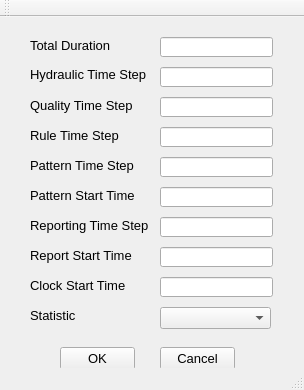
Old version of the form src/ui/EPANET/frmTimesOptions.ui in the repository USEPA/SWMM-EPANET_User_Interface.
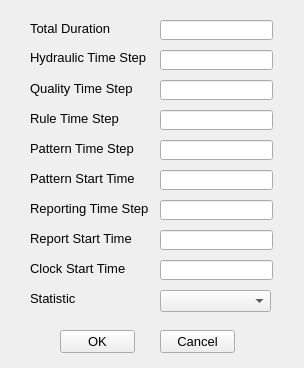
New version of the form.

Commit message: touched up all options forms, first cut at populating forms from object

```diff
--- a/src/ui/EPANET/frmTimesOptions.ui
+++ b/src/ui/EPANET/frmTimesOptions.ui
@@ -7,7 +7,7 @@
     <x>0</x>
     <y>0</y>
     <width>304</width>
-    <height>390</height>
+    <height>368</height>
    </rect>
   </property>
   <property name="font">
@@ -281,15 +281,6 @@
     </property>
    </widget>
   </widget>
-  <widget class="QToolBar" name="mainToolBar">
-   <attribute name="toolBarArea">
-    <enum>TopToolBarArea</enum>
-   </attribute>
-   <attribute name="toolBarBreak">
-    <bool>false</bool>
-   </attribute>
-  </widget>
-  <widget class="QStatusBar" name="statusBar"/>
  </widget>
  <layoutdefault spacing="6" margin="11"/>
  <resources/>
```
The commit also changes 20 other files.
